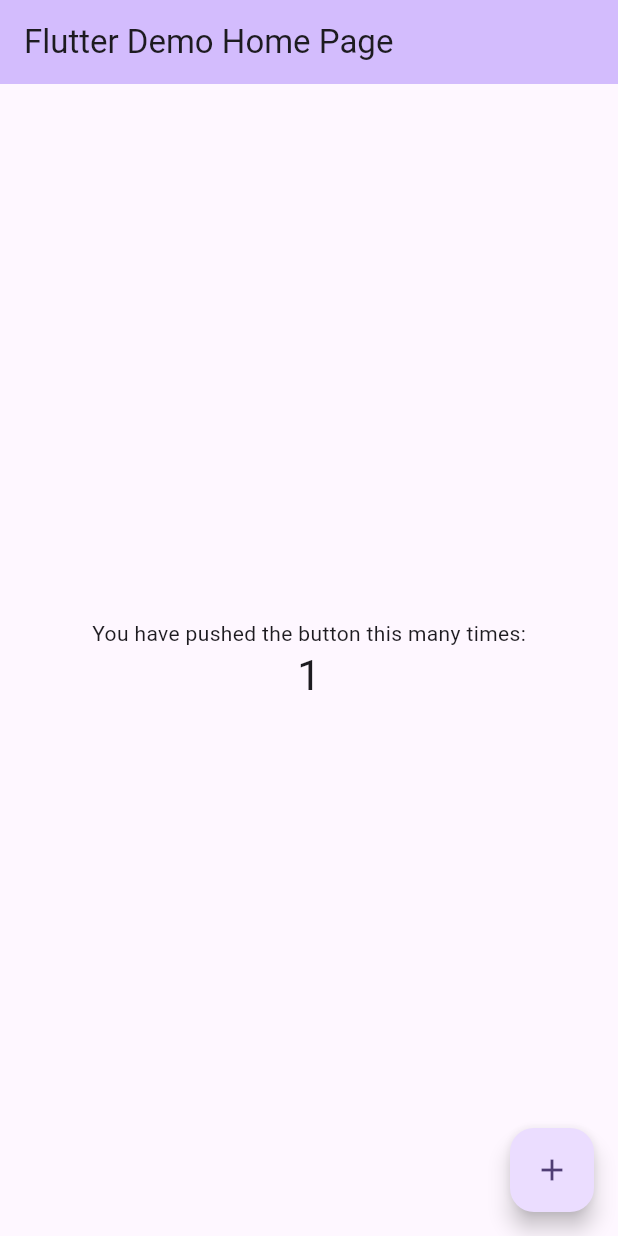
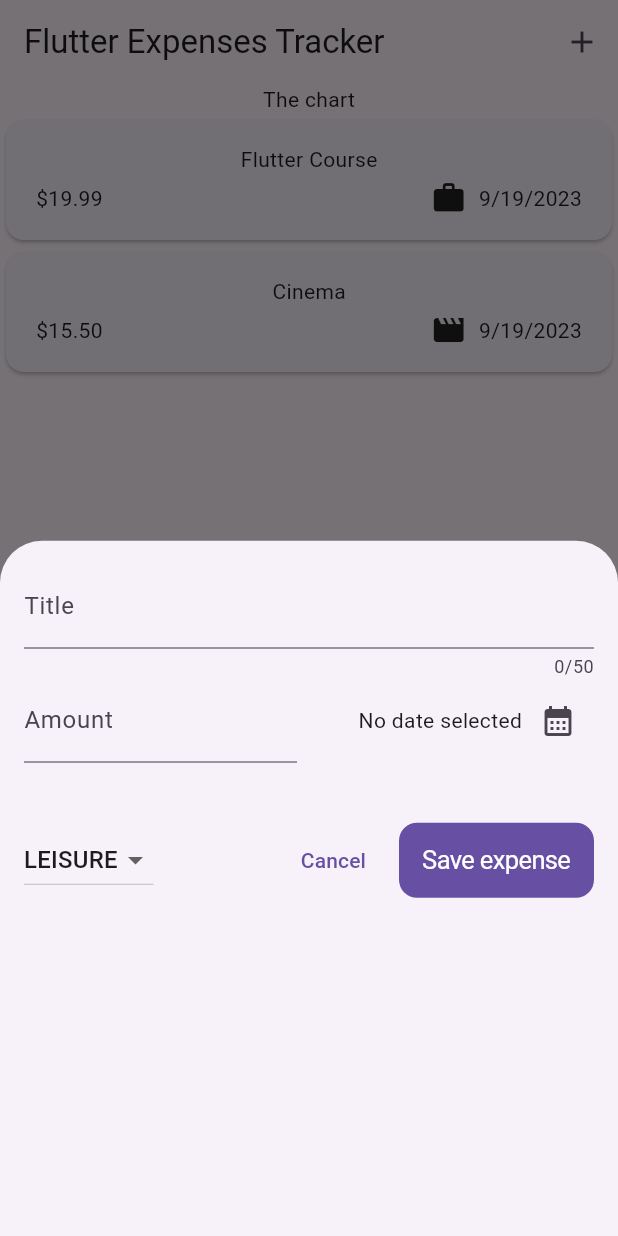
Before and after one commit to dfreyesr/trackerapp, a Flutter app: the screen it shows after launch, after a tap on the "add" icon, on a phone screen of 412 x 824 dp. Run offline on Flutter 3.47's test engine with Material 2 defaults, Android fonts, the phone set to English and light mode, and no system bars.

Commit message:
add expenses feature implemented

```diff
--- /dev/null
+++ b/lib/expense_item.dart
@@ -0,0 +1,42 @@
+import 'package:flutter/material.dart';
+import 'package:trackerapp/model/expense.dart';
+
+class ExpenseItem extends StatelessWidget {
+  const ExpenseItem({super.key, required this.expense});
+
+  final Expense expense;
+  @override
+  Widget build(BuildContext context) {
+    return Card(
+      child: Padding(
+        padding: const EdgeInsets.symmetric(
+          horizontal: 20,
+          vertical: 16,
+        ),
+        child: Column(
+          children: [
+            Text(expense.title),
+            const SizedBox(
+              height: 4,
+            ),
+            Row(
+              children: [
+                Text('\$${expense.amount.toStringAsFixed(2)}'),
+                const Spacer(),
+                Row(
+                  children: [
+                    Icon(categoryIcons[expense.category]),
+                    const SizedBox(
+                      width: 8,
+                    ),
+                    Text(expense.formattedDate)
+                  ],
+                ),
+              ],
+            )
+          ],
+        ),
+      ),
+    );
+  }
+}
--- /dev/null
+++ b/lib/expenses.dart
@@ -0,0 +1,59 @@
+import 'package:flutter/cupertino.dart';
+import 'package:flutter/material.dart';
+import 'package:trackerapp/expenses_list.dart';
+import 'package:trackerapp/model/expense.dart';
+import 'package:trackerapp/new_expense.dart';
+
+class Expenses extends StatefulWidget {
+  const Expenses({super.key});
+
+  @override
+  State<StatefulWidget> createState() {
+    return _ExpensesState();
+  }
+}
+
+class _ExpensesState extends State<Expenses> {
+  final List<Expense> _registeredExpenses = [
+    Expense(
+        title: "Flutter Course",
+        amount: 19.99,
+        date: DateTime.now(),
+        category: Category.work),
+    Expense(
+        title: "Cinema",
+        amount: 15.50,
+        date: DateTime.now(),
+        category: Category.leisure)
+  ];
+
+  void _openAddExpenseOverlay() {
+    showModalBottomSheet(
+        context: context, builder: (ctx) => const NewExpense());
+  }
+
+  @override
+  Widget build(BuildContext context) {
+    return Scaffold(
+      appBar: AppBar(
+        title: const Text("Flutter Expenses Tracker"),
+        actions: [
+          IconButton(
+            onPressed: _openAddExpenseOverlay,
+            icon: const Icon(Icons.add),
+          ),
+        ],
+      ),
+      body: Column(
+        children: [
+          const Text("The chart"),
+          Expanded(
+            child: ExpensesList(
+              expenses: _registeredExpenses,
+            ),
+          ),
+        ],
+      ),
+    );
+  }
+}
--- /dev/null
+++ b/lib/expenses_list.dart
@@ -0,0 +1,17 @@
+import 'package:flutter/material.dart';
+import 'package:trackerapp/expense_item.dart';
+import 'package:trackerapp/model/expense.dart';
+
+class ExpensesList extends StatelessWidget {
+  const ExpensesList({super.key, required this.expenses});
+
+  final List<Expense> expenses;
+
+  @override
+  Widget build(BuildContext context) {
+    return ListView.builder(
+      itemBuilder: (ctx, index) => ExpenseItem(expense: expenses[index]),
+      itemCount: expenses.length,
+    );
+  }
+}
--- a/lib/main.dart
+++ b/lib/main.dart
@@ -1,125 +1,11 @@
 import 'package:flutter/material.dart';
+import 'package:trackerapp/expenses.dart';
 
 void main() {
-  runApp(const MyApp());
+  runApp(
+    MaterialApp(
+      theme: ThemeData(useMaterial3: true),
+      home: const Expenses(),
+    ),
+  );
 }
-
-class MyApp extends StatelessWidget {
-  const MyApp({super.key});
-
-  // This widget is the root of your application.
-  @override
-  Widget build(BuildContext context) {
-    return MaterialApp(
-      title: 'Flutter Demo',
-      theme: ThemeData(
-        // This is the theme of your application.
-        //
-        // TRY THIS: Try running your application with "flutter run". You'll see
-        // the application has a blue toolbar. Then, without quitting the app,
-        // try changing the seedColor in the colorScheme below to Colors.green
-        // and then invoke "hot reload" (save your changes or press the "hot
-        // reload" button in a Flutter-supported IDE, or press "r" if you used
-        // the command line to start the app).
-        //
-        // Notice that the counter didn't reset back to zero; the application
-        // state is not lost during the reload. To reset the state, use hot
-        // restart instead.
-        //
-        // This works for code too, not just values: Most code changes can be
-        // tested with just a hot reload.
-        colorScheme: ColorScheme.fromSeed(seedColor: Colors.deepPurple),
-        useMaterial3: true,
-      ),
-      home: const MyHomePage(title: 'Flutter Demo Home Page'),
-    );
-  }
-}
-
-class MyHomePage extends StatefulWidget {
-  const MyHomePage({super.key, required this.title});
-
-  // This widget is the home page of your application. It is stateful, meaning
-  // that it has a State object (defined below) that contains fields that affect
-  // how it looks.
-
-  // This class is the configuration for the state. It holds the values (in this
-  // case the title) provided by the parent (in this case the App widget) and
-  // used by the build method of the State. Fields in a Widget subclass are
-  // always marked "final".
-
-  final String title;
-
-  @override
-  State<MyHomePage> createState() => _MyHomePageState();
-}
-
-class _MyHomePageState extends State<MyHomePage> {
-  int _counter = 0;
-
-  void _incrementCounter() {
-    setState(() {
-      // This call to setState tells the Flutter framework that something has
-      // changed in this State, which causes it to rerun the build method below
-      // so that the display can reflect the updated values. If we changed
-      // _counter without calling setState(), then the build method would not be
-      // called again, and so nothing would appear to happen.
-      _counter++;
-    });
-  }
-
-  @override
-  Widget build(BuildContext context) {
-    // This method is rerun every time setState is called, for instance as done
-    // by the _incrementCounter method above.
-    //
-    // The Flutter framework has been optimized to make rerunning build methods
-    // fast, so that you can just rebuild anything that needs updating rather
-    // than having to individually change instances of widgets.
-    return Scaffold(
-      appBar: AppBar(
-        // TRY THIS: Try changing the color here to a specific color (to
-        // Colors.amber, perhaps?) and trigger a hot reload to see the AppBar
-        // change color while the other colors stay the same.
-        backgroundColor: Theme.of(context).colorScheme.inversePrimary,
-        // Here we take the value from the MyHomePage object that was created by
-        // the App.build method, and use it to set our appbar title.
-        title: Text(widget.title),
-      ),
-      body: Center(
-        // Center is a layout widget. It takes a single child and positions it
-        // in the middle of the parent.
-        child: Column(
-          // Column is also a layout widget. It takes a list of children and
-          // arranges them vertically. By default, it sizes itself to fit its
-          // children horizontally, and tries to be as tall as its parent.
-          //
-          // Column has various properties to control how it sizes itself and
-          // how it positions its children. Here we use mainAxisAlignment to
-          // center the children vertically; the main axis here is the vertical
-          // axis because Columns are vertical (the cross axis would be
-          // horizontal).
-          //
-          // TRY THIS: Invoke "debug painting" (choose the "Toggle Debug Paint"
-          // action in the IDE, or press "p" in the console), to see the
-          // wireframe for each widget.
-          mainAxisAlignment: MainAxisAlignment.center,
-          children: <Widget>[
-            const Text(
-              'You have pushed the button this many times:',
-            ),
-            Text(
-              '$_counter',
-              style: Theme.of(context).textTheme.headlineMedium,
-            ),
-          ],
-        ),
-      ),
-      floatingActionButton: FloatingActionButton(
-        onPressed: _incrementCounter,
-        tooltip: 'Increment',
-        child: const Icon(Icons.add),
-      ), // This trailing comma makes auto-formatting nicer for build methods.
-    );
-  }
-}
--- /dev/null
+++ b/lib/model/expense.dart
@@ -0,0 +1,33 @@
+import 'package:flutter/material.dart';
+import 'package:intl/intl.dart';
+import 'package:uuid/uuid.dart';
+
+enum Category { leisure, food, travel, work }
+
+final formatter = DateFormat.yMd();
+
+const categoryIcons = {
+  Category.food: Icons.lunch_dining,
+  Category.travel: Icons.flight_takeoff,
+  Category.leisure: Icons.movie,
+  Category.work: Icons.work,
+};
+
+class Expense {
+  Expense(
+      {required this.title,
+      required this.amount,
+      required this.date,
+      required this.category})
+      : id = const Uuid().v4();
+
+  final String id;
+  final String title;
+  final double amount;
+  final DateTime date;
+  final Category category;
+
+  String get formattedDate {
+    return formatter.format(date);
+  }
+}
--- /dev/null
+++ b/lib/new_expense.dart
@@ -0,0 +1,195 @@
+import 'package:flutter/cupertino.dart';
+import 'package:flutter/material.dart';
+import 'package:trackerapp/model/expense.dart';
+
+class NewExpense extends StatefulWidget {
+  const NewExpense({super.key});
+
+  @override
+  State<NewExpense> createState() {
+    return _NewExpenseState();
+  }
+}
+
+class _NewExpenseState extends State<NewExpense> {
+  final _titleController = TextEditingController();
+  final _amountController = TextEditingController();
+  DateTime? _selectedDate;
+  Category _selectedCategory = Category.leisure;
+
+  void _submitExpenseData() {
+    final enteredAmount = double.tryParse(_amountController.text);
+    if (_titleController.text.trim().isEmpty ||
+        enteredAmount == null ||
+        enteredAmount <= 0 ||
+        _selectedDate == null) {
+      showDialog(
+        context: context,
+        builder: (ctx) => CupertinoAlertDialog(
+          title: const Text("Invalid input"),
+          content: const Text(
+              "Please make sure a valid title, amount, date and cateogry was entered."),
+          actions: [
+            TextButton(
+                onPressed: () {
+                  Navigator.pop(ctx);
+                },
+                child: const Text("Okay"))
+          ],
+        ),
+      );
+      return;
+    }
+  }
+
+  void _showDialog(Widget child) {
+    showCupertinoModalPopup<void>(
+      context: context,
+      builder: (BuildContext context) => Container(
+        height: 300,
+        padding: const EdgeInsets.only(top: 6.0),
+        // The Bottom margin is provided to align the popup above the system
+        // navigation bar.
+        margin: EdgeInsets.only(
+          bottom: MediaQuery.of(context).viewInsets.bottom,
+        ),
+        // Provide a background color for the popup.
+        color: CupertinoColors.systemBackground.resolveFrom(context),
+        // Use a SafeArea widget to avoid system overlaps.
+        child: SafeArea(
+          top: false,
+          child: child,
+        ),
+      ),
+    );
+  }
+
+  void _presentDatePicker() async {
+    DateTime pickedDate = DateTime.now();
+
+    _showDialog(
+      CupertinoDatePicker(
+        initialDateTime: pickedDate,
+        mode: CupertinoDatePickerMode.date,
+        use24hFormat: true,
+        // This shows day of week alongside day of month
+        showDayOfWeek: true,
+        // This is called when the user changes the date.
+        onDateTimeChanged: (DateTime newDate) {
+          setState(() => pickedDate = newDate);
+        },
+      ),
+    );
+
+    setState(() {
+      _selectedDate = pickedDate;
+    });
+  }
+
+  @override
+  void dispose() {
+    _amountController.dispose();
+    _titleController.dispose();
+    super.dispose();
+  }
+
+  @override
+  Widget build(BuildContext context) {
+    return Padding(
+      padding: const EdgeInsets.all(16),
+      child: Column(
+        children: [
+          TextField(
+            controller: _titleController,
+            maxLength: 50,
+            decoration: const InputDecoration(
+              label: Text("Title"),
+            ),
+          ),
+          Row(
+            children: [
+              Expanded(
+                child: TextField(
+                  controller: _amountController,
+                  keyboardType:
+                      const TextInputType.numberWithOptions(decimal: true),
+                  decoration: const InputDecoration(
+                    prefixText: '\$ ',
+                    label: Text("Amount"),
+                  ),
+                ),
+              ),
+              const SizedBox(
+                width: 16,
+              ),
+              Expanded(
+                child: Row(
+                  mainAxisAlignment: MainAxisAlignment.end,
+                  crossAxisAlignment: CrossAxisAlignment.center,
+                  children: [
+                    Text(_selectedDate == null
+                        ? "No date selected"
+                        : formatter.format(_selectedDate!)),
+                    IconButton(
+                      onPressed: () {
+                        _presentDatePicker();
+                      },
+                      icon: const Icon(Icons.calendar_month),
+                    )
+                  ],
+                ),
+              )
+            ],
+          ),
+          const SizedBox(
+            height: 40,
+          ),
+          Row(
+            children: [
+              DropdownButton(
+                value: _selectedCategory,
+                items: Category.values
+                    .map(
+                      (category) => DropdownMenuItem(
+                        value: category,
+                        child: Text(
+                          category.name.toUpperCase(),
+                        ),
+                      ),
+                    )
+                    .toList(),
+                onChanged: (value) {
+                  if (value == null) {
+                    return;
+                  }
+                  setState(() {
+                    _selectedCategory = value;
+                  });
+                },
+              ),
+              const Spacer(),
+              TextButton(
+                onPressed: () {
+                  Navigator.pop(context);
+                },
+                child: const Text("Cancel"),
+              ),
+              Container(
+                width: 130,
+                height: 50,
+                margin: EdgeInsets.only(left: 10),
+                child: CupertinoButton.filled(
+                  onPressed: () {
+                    _submitExpenseData();
+                  },
+                  child: const Text("Save expense"),
+                  padding: EdgeInsets.all(0),
+                ),
+              ),
+            ],
+          )
+        ],
+      ),
+    );
+  }
+}
--- a/pubspec.yaml
+++ b/pubspec.yaml
@@ -35,6 +35,8 @@ dependencies:
   # The following adds the Cupertino Icons font to your application.
   # Use with the CupertinoIcons class for iOS style icons.
   cupertino_icons: ^1.0.2
+  uuid: ^4.0.0
+  intl: ^0.18.1
 
 dev_dependencies:
   flutter_test:
```
Also changed, not shown: pubspec.lock.
